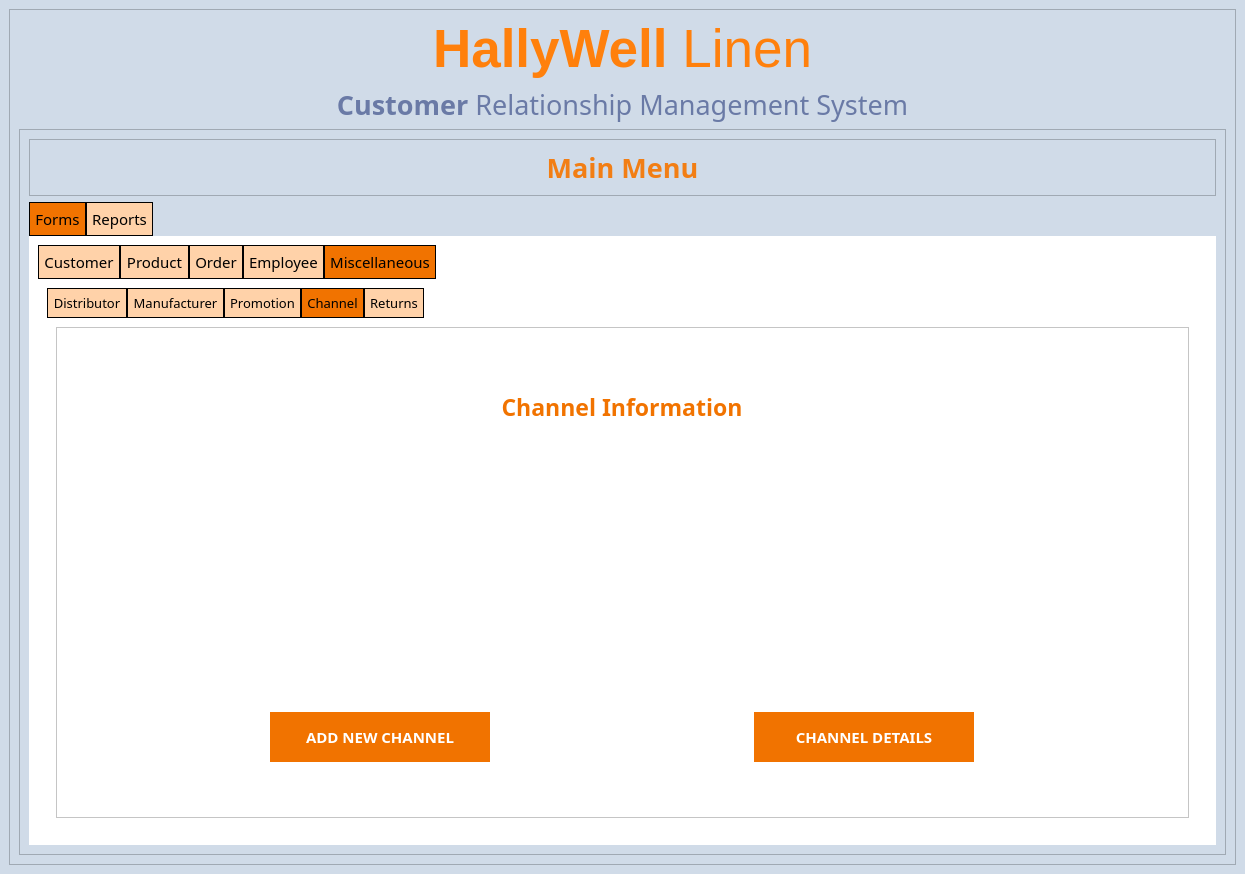
This is Hallywell CRMS v1/UI Files/mainscreen.ui in apduong/CIS-3365 as Qt 5 draws it before an edit. The edited form follows.
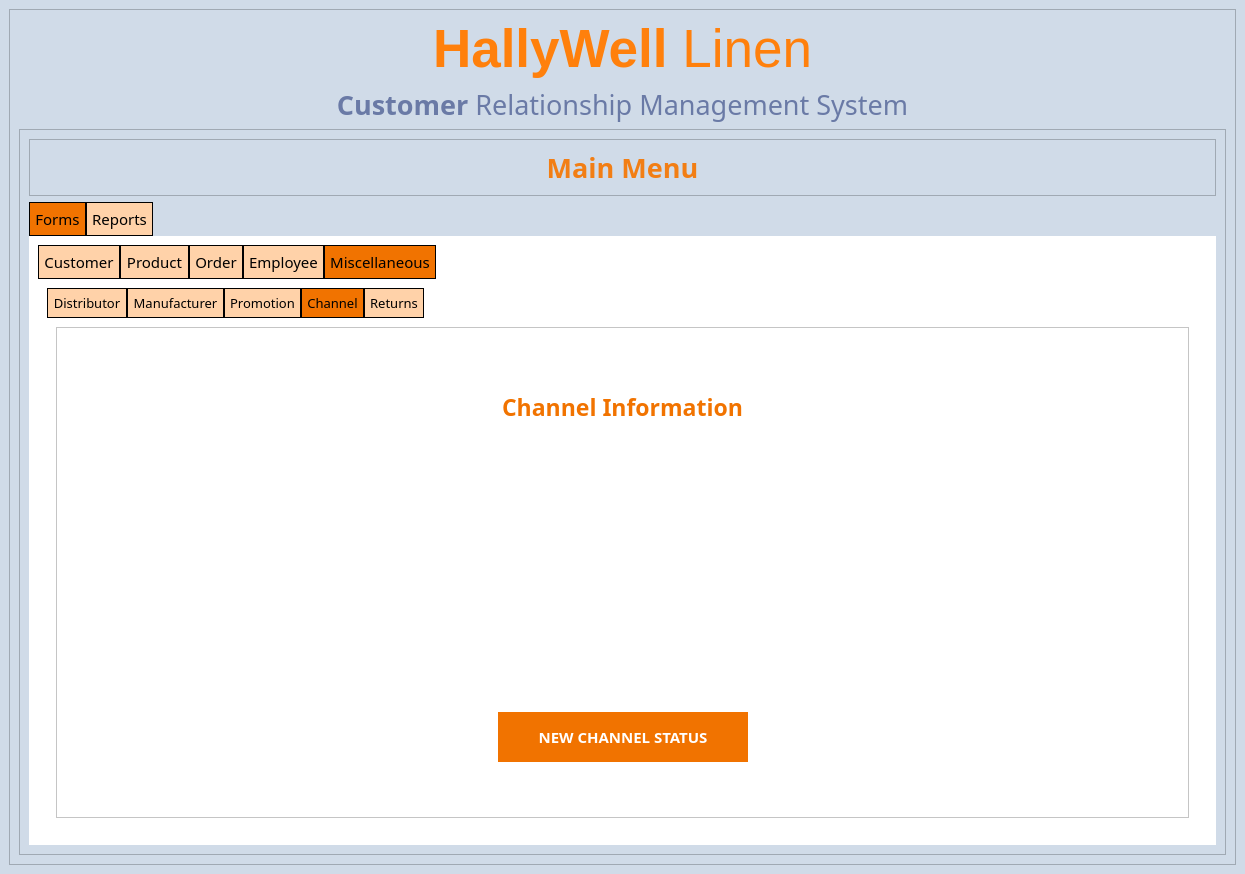
This is the edited form. The open tabs and pages were chosen to show the change. Icons and pictures are not drawn.

Commit message: Redesigned mainscreen

```diff
--- a/Hallywell CRMS v1/UI Files/mainscreen.ui
+++ b/Hallywell CRMS v1/UI Files/mainscreen.ui
@@ -2585,7 +2585,37 @@
                          <property name="verticalSpacing">
                           <number>20</number>
                          </property>
-                         <item row="1" column="0">
+                         <item row="3" column="1">
+                          <widget class="QLabel" name="label_41">
+                           <property name="minimumSize">
+                            <size>
+                             <width>250</width>
+                             <height>50</height>
+                            </size>
+                           </property>
+                           <property name="maximumSize">
+                            <size>
+                             <width>260</width>
+                             <height>50</height>
+                            </size>
+                           </property>
+                           <property name="font">
+                            <font>
+                             <family>Montserrat</family>
+                             <pointsize>11</pointsize>
+                             <weight>75</weight>
+                             <bold>true</bold>
+                            </font>
+                           </property>
+                           <property name="text">
+                            <string>NEW CHANNEL STATUS</string>
+                           </property>
+                           <property name="alignment">
+                            <set>Qt::AlignCenter</set>
+                           </property>
+                          </widget>
+                         </item>
+                         <item row="2" column="1">
                           <widget class="QPushButton" name="addChannelButton">
                            <property name="minimumSize">
                             <size>
@@ -2618,36 +2648,32 @@
                           </widget>
                          </item>
                          <item row="2" column="0">
-                          <widget class="QLabel" name="label_40">
-                           <property name="minimumSize">
+                          <spacer name="horizontalSpacer_11">
+                           <property name="orientation">
+                            <enum>Qt::Horizontal</enum>
+                           </property>
+                           <property name="sizeHint" stdset="0">
                             <size>
-                             <width>220</width>
-                             <height>50</height>
+                             <width>40</width>
+                             <height>20</height>
                             </size>
                            </property>
-                           <property name="maximumSize">
+                          </spacer>
+                         </item>
+                         <item row="2" column="2">
+                          <spacer name="horizontalSpacer_12">
+                           <property name="orientation">
+                            <enum>Qt::Horizontal</enum>
+                           </property>
+                           <property name="sizeHint" stdset="0">
                             <size>
-                             <width>220</width>
-                             <height>50</height>
+                             <width>40</width>
+                             <height>20</height>
                             </size>
                            </property>
-                           <property name="font">
-                            <font>
-                             <family>Montserrat</family>
-                             <pointsize>11</pointsize>
-                             <weight>75</weight>
-                             <bold>true</bold>
-                            </font>
-                           </property>
-                           <property name="text">
-                            <string>ADD NEW CHANNEL</string>
-                           </property>
-                           <property name="alignment">
-                            <set>Qt::AlignCenter</set>
-                           </property>
-                          </widget>
+                          </spacer>
                          </item>
-                         <item row="0" column="0" colspan="2">
+                         <item row="0" column="0" colspan="3">
                           <widget class="QLabel" name="label_42">
                            <property name="minimumSize">
                             <size>
@@ -2680,71 +2706,6 @@
                            </property>
                           </widget>
                          </item>
-                         <item row="1" column="1">
-                          <widget class="QPushButton" name="edit_chandet">
-                           <property name="minimumSize">
-                            <size>
-                             <width>220</width>
-                             <height>150</height>
-                            </size>
-                           </property>
-                           <property name="maximumSize">
-                            <size>
-                             <width>220</width>
-                             <height>150</height>
-                            </size>
-                           </property>
-                           <property name="font">
-                            <font>
-                             <family>Montserrat</family>
-                             <pointsize>11</pointsize>
-                            </font>
-                           </property>
-                           <property name="cursor">
-                            <cursorShape>PointingHandCursor</cursorShape>
-                           </property>
-                           <property name="icon">
-                            <iconset>
-                             <normaloff>../../../../Desktop/Icons/Group 99.png</normaloff>../../../../Desktop/Icons/Group 99.png</iconset>
-                           </property>
-                           <property name="iconSize">
-                            <size>
-                             <width>150</width>
-                             <height>150</height>
-                            </size>
-                           </property>
-                          </widget>
-                         </item>
-                         <item row="2" column="1">
-                          <widget class="QLabel" name="label_41">
-                           <property name="minimumSize">
-                            <size>
-                             <width>220</width>
-                             <height>50</height>
-                            </size>
-                           </property>
-                           <property name="maximumSize">
-                            <size>
-                             <width>220</width>
-                             <height>50</height>
-                            </size>
-                           </property>
-                           <property name="font">
-                            <font>
-                             <family>Montserrat</family>
-                             <pointsize>11</pointsize>
-                             <weight>75</weight>
-                             <bold>true</bold>
-                            </font>
-                           </property>
-                           <property name="text">
-                            <string>CHANNEL DETAILS</string>
-                           </property>
-                           <property name="alignment">
-                            <set>Qt::AlignCenter</set>
-                           </property>
-                          </widget>
-                         </item>
                         </layout>
                        </widget>
                       </item>
```
Left out of the diff: 85 changed lines with no effect on the pictures. The commit also changes 24 other files.
